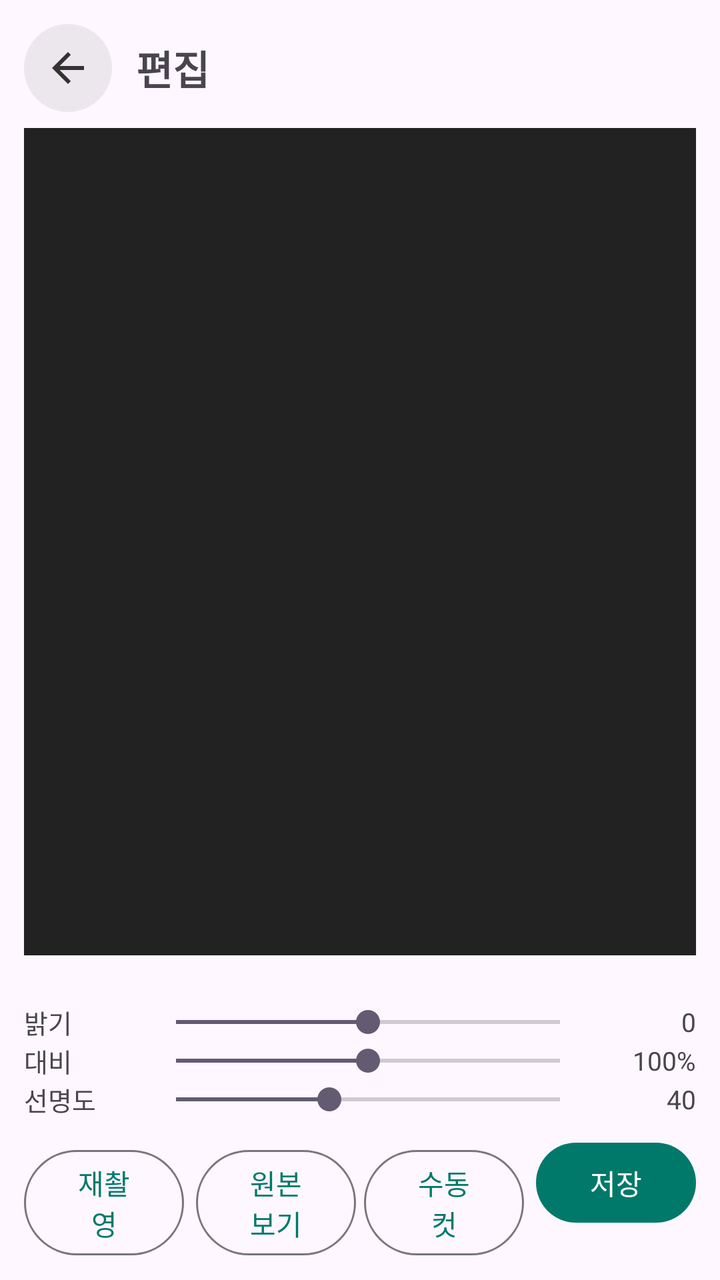
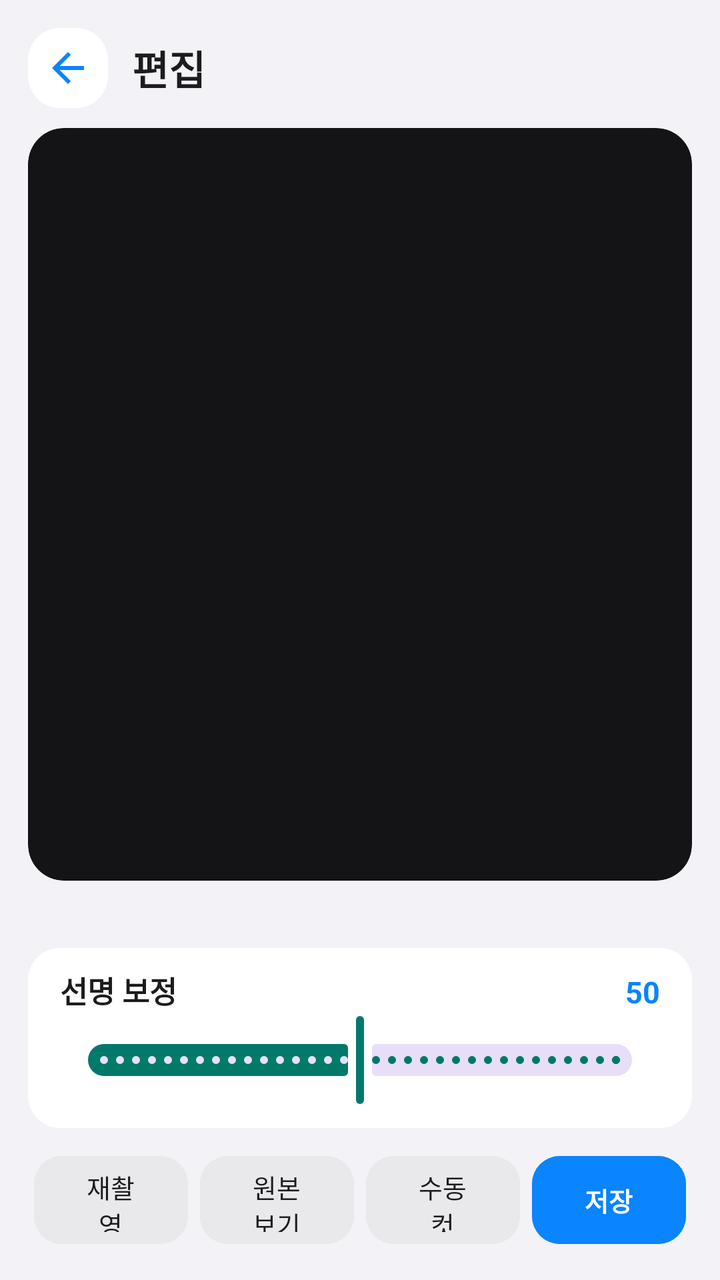

Two renders of the same Android screen: before a commit and after it. Below are the layout's source before the change and the commit's diff.
<!-- AndroidManifest.xml: application theme Theme.ReceiptCam -->
<!-- res/layout/activity_edit.xml -->
<?xml version="1.0" encoding="utf-8"?>
<LinearLayout xmlns:android="http://schemas.android.com/apk/res/android"
    android:layout_width="match_parent"
    android:layout_height="match_parent"
    android:fitsSystemWindows="true"
    android:orientation="vertical"
    android:padding="12dp">

    
    <LinearLayout
        android:layout_width="match_parent"
        android:layout_height="wrap_content"
        android:gravity="center_vertical"
        android:orientation="horizontal">

        <ImageButton
            android:id="@+id/btnBack"
            android:layout_width="44dp"
            android:layout_height="44dp"
            android:padding="10dp"
            android:background="@drawable/circle_bg"
            android:backgroundTint="#33000000"
            android:src="@drawable/ic_arrow_back"
            android:tint="#333333"
            android:contentDescription="back" />

        <TextView
            android:layout_width="wrap_content"
            android:layout_height="wrap_content"
            android:layout_marginStart="12dp"
            android:text="@string/edit_title"
            android:textSize="20sp"
            android:textStyle="bold" />
    </LinearLayout>

    <ImageView
        android:id="@+id/imageView"
        android:layout_width="match_parent"
        android:layout_height="0dp"
        android:layout_weight="1"
        android:layout_marginTop="8dp"
        android:adjustViewBounds="true"
        android:background="#222222"
        android:scaleType="fitCenter"
        android:contentDescription="preview" />

    <TextView
        android:id="@+id/noticeLabel"
        android:layout_width="match_parent"
        android:layout_height="wrap_content"
        android:layout_marginTop="6dp"
        android:textSize="13sp" />

    
    <LinearLayout
        android:layout_width="match_parent"
        android:layout_height="wrap_content"
        android:gravity="center_vertical"
        android:orientation="horizontal">

        <TextView
            android:layout_width="52dp"
            android:layout_height="wrap_content"
            android:text="@string/brightness"
            android:textSize="13sp" />

        <SeekBar
            android:id="@+id/seekBrightness"
            android:layout_width="0dp"
            android:layout_height="wrap_content"
            android:layout_weight="1"
            android:layout_marginHorizontal="8dp"
            android:max="200"
            android:progress="100" />

        <TextView
            android:id="@+id/valBrightness"
            android:layout_width="44dp"
            android:layout_height="wrap_content"
            android:gravity="end"
            android:text="0"
            android:textSize="13sp" />
    </LinearLayout>

    
    <LinearLayout
        android:layout_width="match_parent"
        android:layout_height="wrap_content"
        android:gravity="center_vertical"
        android:orientation="horizontal">

        <TextView
            android:layout_width="52dp"
            android:layout_height="wrap_content"
            android:text="@string/contrast"
            android:textSize="13sp" />

        <SeekBar
            android:id="@+id/seekContrast"
            android:layout_width="0dp"
            android:layout_height="wrap_content"
            android:layout_weight="1"
            android:layout_marginHorizontal="8dp"
            android:max="200"
            android:progress="100" />

        <TextView
            android:id="@+id/valContrast"
            android:layout_width="44dp"
            android:layout_height="wrap_content"
            android:gravity="end"
            android:text="100%"
            android:textSize="13sp" />
    </LinearLayout>

    
    <LinearLayout
        android:layout_width="match_parent"
        android:layout_height="wrap_content"
        android:gravity="center_vertical"
        android:orientation="horizontal">

        <TextView
            android:layout_width="52dp"
            android:layout_height="wrap_content"
            android:text="@string/sharpness"
            android:textSize="13sp" />

        <SeekBar
            android:id="@+id/seekSharp"
            android:layout_width="0dp"
            android:layout_height="wrap_content"
            android:layout_weight="1"
            android:layout_marginHorizontal="8dp"
            android:max="100"
            android:progress="40" />

        <TextView
            android:id="@+id/valSharp"
            android:layout_width="44dp"
            android:layout_height="wrap_content"
            android:gravity="end"
            android:text="40"
            android:textSize="13sp" />
    </LinearLayout>

    
    <LinearLayout
        android:layout_width="match_parent"
        android:layout_height="wrap_content"
        android:layout_marginTop="8dp"
        android:orientation="horizontal">

        <Button
            android:id="@+id/btnRetake"
            style="@style/Widget.Material3.Button.OutlinedButton"
            android:layout_width="0dp"
            android:layout_height="wrap_content"
            android:layout_weight="1"
            android:layout_marginEnd="4dp"
            android:text="@string/btn_retake" />

        <Button
            android:id="@+id/btnToggle"
            style="@style/Widget.Material3.Button.OutlinedButton"
            android:layout_width="0dp"
            android:layout_height="wrap_content"
            android:layout_weight="1"
            android:layout_marginHorizontal="2dp"
            android:text="@string/btn_toggle_original" />

        <Button
            android:id="@+id/btnManualCrop"
            style="@style/Widget.Material3.Button.OutlinedButton"
            android:layout_width="0dp"
            android:layout_height="wrap_content"
            android:layout_weight="1"
            android:layout_marginHorizontal="2dp"
            android:text="@string/btn_manual_crop" />

        <Button
            android:id="@+id/btnSave"
            android:layout_width="0dp"
            android:layout_height="wrap_content"
            android:layout_weight="1"
            android:layout_marginStart="4dp"
            android:text="@string/btn_save" />
    </LinearLayout>

</LinearLayout>
<!-- resources referenced by this layout -->
<resources>
  <!-- drawable circle_bg (drawable) -->
  <?xml version="1.0" encoding="utf-8"?>
  <shape xmlns:android="http://schemas.android.com/apk/res/android"
      android:shape="oval">
      <solid android:color="#59000000" />
  </shape>
  <!-- drawable ic_arrow_back (drawable) -->
  <?xml version="1.0" encoding="utf-8"?>
  <vector xmlns:android="http://schemas.android.com/apk/res/android"
      android:width="24dp"
      android:height="24dp"
      android:viewportWidth="24"
      android:viewportHeight="24">
      <path
          android:fillColor="#FFFFFF"
          android:pathData="M20,11H7.83l5.59-5.59L12,4l-8,8 8,8 1.41-1.41L7.83,13H20v-2z" />
  </vector>
  <string name="brightness">밝기</string>
  <string name="btn_manual_crop">수동 컷</string>
  <string name="btn_retake">재촬영</string>
  <string name="btn_save">저장</string>
  <string name="btn_toggle_original">원본 보기</string>
  <string name="contrast">대비</string>
  <string name="edit_title">편집</string>
  <string name="sharpness">선명도</string>
  <style name="Theme.ReceiptCam" parent="Theme.Material3.DayNight.NoActionBar">
          <item name="colorPrimary">@color/teal_700</item>
          <item name="colorOnPrimary">@color/white</item>
          <item name="android:statusBarColor">@android:color/transparent</item>
          <item name="android:navigationBarColor">@android:color/transparent</item>
      </style>
  <color name="teal_700">#00796B</color>
  <color name="white">#FFFFFF</color>
</resources>

<!-- the commit's change to res/layout/activity_edit.xml (unified diff, before → after) -->
@@ -1,10 +1,12 @@
 <?xml version="1.0" encoding="utf-8"?>
 <LinearLayout xmlns:android="http://schemas.android.com/apk/res/android"
+    xmlns:app="http://schemas.android.com/apk/res-auto"
     android:layout_width="match_parent"
     android:layout_height="match_parent"
     android:fitsSystemWindows="true"
     android:orientation="vertical"
-    android:padding="12dp">
+    android:background="@color/ios_bg"
+    android:padding="14dp">
 
     
     <LinearLayout
@@ -15,13 +17,12 @@
 
         <ImageButton
             android:id="@+id/btnBack"
-            android:layout_width="44dp"
-            android:layout_height="44dp"
-            android:padding="10dp"
-            android:background="@drawable/circle_bg"
-            android:backgroundTint="#33000000"
+            android:layout_width="40dp"
+            android:layout_height="40dp"
+            android:padding="9dp"
+            android:background="@drawable/bg_ios_card"
             android:src="@drawable/ic_arrow_back"
-            android:tint="#333333"
+            android:tint="@color/ios_blue"
             android:contentDescription="back" />
 
         <TextView
@@ -29,18 +30,21 @@
             android:layout_height="wrap_content"
             android:layout_marginStart="12dp"
             android:text="@string/edit_title"
+            android:textColor="@color/ios_label"
             android:textSize="20sp"
             android:textStyle="bold" />
     </LinearLayout>
 
+    
     <ImageView
         android:id="@+id/imageView"
         android:layout_width="match_parent"
         android:layout_height="0dp"
         android:layout_weight="1"
-        android:layout_marginTop="8dp"
-        android:adjustViewBounds="true"
-        android:background="#222222"
+        android:layout_marginTop="10dp"
+        android:adjustViewBounds="false"
+        android:background="@drawable/bg_ios_image"
+        android:clipToOutline="true"
         android:scaleType="fitCenter"
         android:contentDescription="preview" />
 
@@ -48,143 +52,111 @@
         android:id="@+id/noticeLabel"
         android:layout_width="match_parent"
         android:layout_height="wrap_content"
-        android:layout_marginTop="6dp"
+        android:layout_marginTop="8dp"
+        android:gravity="center"
+        android:textColor="@color/ios_secondary"
         android:textSize="13sp" />
 
     
     <LinearLayout
         android:layout_width="match_parent"
         android:layout_height="wrap_content"
-        android:gravity="center_vertical"
-        android:orientation="horizontal">
+        android:layout_marginTop="8dp"
+        android:background="@drawable/bg_ios_card"
+        android:orientation="vertical"
+        android:paddingHorizontal="16dp"
+        android:paddingVertical="10dp">
 
-        <TextView
-            android:layout_width="52dp"
+        <LinearLayout
+            android:layout_width="match_parent"
             android:layout_height="wrap_content"
-            android:text="@string/brightness"
-            android:textSize="13sp" />
+            android:orientation="horizontal">
 
-        <SeekBar
-            android:id="@+id/seekBrightness"
-            android:layout_width="0dp"
+            <TextView
+                android:layout_width="0dp"
+                android:layout_height="wrap_content"
+                android:layout_weight="1"
+                android:text="@string/adjust_label"
+                android:textColor="@color/ios_label"
+                android:textSize="15sp"
+                android:textStyle="bold" />
+
+            <TextView
+                android:id="@+id/valEnhance"
+                android:layout_width="wrap_content"
+                android:layout_height="wrap_content"
+                android:text="50"
+                android:textColor="@color/ios_blue"
+                android:textSize="15sp"
+                android:textStyle="bold" />
+        </LinearLayout>
+
+        <com.google.android.material.slider.Slider
+            android:id="@+id/sliderEnhance"
+            android:layout_width="match_parent"
             android:layout_height="wrap_content"
-            android:layout_weight="1"
-            android:layout_marginHorizontal="8dp"
-            android:max="200"
-            android:progress="100" />
-
-        <TextView
-            android:id="@+id/valBrightness"
-            android:layout_width="44dp"
-            android:layout_height="wrap_content"
-            android:gravity="end"
-            android:text="0"
-            android:textSize="13sp" />
+            android:stepSize="1"
+            android:valueFrom="0"
+            android:valueTo="100"
+            android:value="50" />
     </LinearLayout>
 
     
     <LinearLayout
         android:layout_width="match_parent"
-        android:layout_height="wrap_content"
-        android:gravity="center_vertical"
-        android:orientation="horizontal">
-
-        <TextView
-            android:layout_width="52dp"
-            android:layout_height="wrap_content"
-            android:text="@string/contrast"
-            android:textSize="13sp" />
-
-        <SeekBar
-            android:id="@+id/seekContrast"
-            android:layout_width="0dp"
-            android:layout_height="wrap_content"
-            android:layout_weight="1"
-            android:layout_marginHorizontal="8dp"
-            android:max="200"
-            android:progress="100" />
-
-        <TextView
-            android:id="@+id/valContrast"
-            android:layout_width="44dp"
-            android:layout_height="wrap_content"
-            android:gravity="end"
-            android:text="100%"
-            android:textSize="13sp" />
-    </LinearLayout>
-
-    
-    <LinearLayout
-        android:layout_width="match_parent"
-        android:layout_height="wrap_content"
-        android:gravity="center_vertical"
-        android:orientation="horizontal">
-
-        <TextView
-            android:layout_width="52dp"
-            android:layout_height="wrap_content"
-            android:text="@string/sharpness"
-            android:textSize="13sp" />
-
-        <SeekBar
-            android:id="@+id/seekSharp"
-            android:layout_width="0dp"
-            android:layout_height="wrap_content"
-            android:layout_weight="1"
-            android:layout_marginHorizontal="8dp"
-            android:max="100"
-            android:progress="40" />
-
-        <TextView
-            android:id="@+id/valSharp"
-            android:layout_width="44dp"
-            android:layout_height="wrap_content"
-            android:gravity="end"
-            android:text="40"
-            android:textSize="13sp" />
-    </LinearLayout>
-
-    
-    <LinearLayout
-        android:layout_width="match_parent"
-        android:layout_height="wrap_content"
-        android:layout_marginTop="8dp"
+        android:layout_height="52dp"
+        android:layout_marginTop="10dp"
+        android:gravity="center"
         android:orientation="horizontal">
 
         <Button
             android:id="@+id/btnRetake"
-            style="@style/Widget.Material3.Button.OutlinedButton"
             android:layout_width="0dp"
-            android:layout_height="wrap_content"
+            android:layout_height="52dp"
             android:layout_weight="1"
-            android:layout_marginEnd="4dp"
-            android:text="@string/btn_retake" />
+            android:layout_marginHorizontal="3dp"
+            android:backgroundTint="@color/ios_gray_btn"
+            android:text="@string/btn_retake"
+            android:textColor="@color/ios_label"
+            android:textSize="13sp"
+            app:cornerRadius="14dp" />
 
         <Button
             android:id="@+id/btnToggle"
-            style="@style/Widget.Material3.Button.OutlinedButton"
             android:layout_width="0dp"
-            android:layout_height="wrap_content"
+            android:layout_height="52dp"
             android:layout_weight="1"
-            android:layout_marginHorizontal="2dp"
-            android:text="@string/btn_toggle_original" />
+            android:layout_marginHorizontal="3dp"
+            android:backgroundTint="@color/ios_gray_btn"
+            android:text="@string/btn_toggle_original"
+            android:textColor="@color/ios_label"
+            android:textSize="13sp"
+            app:cornerRadius="14dp" />
 
         <Button
             android:id="@+id/btnManualCrop"
-            style="@style/Widget.Material3.Button.OutlinedButton"
             android:layout_width="0dp"
-            android:layout_height="wrap_content"
+            android:layout_height="52dp"
             android:layout_weight="1"
-            android:layout_marginHorizontal="2dp"
-            android:text="@string/btn_manual_crop" />
+            android:layout_marginHorizontal="3dp"
+            android:backgroundTint="@color/ios_gray_btn"
+            android:text="@string/btn_manual_crop"
+            android:textColor="@color/ios_label"
+            android:textSize="13sp"
+            app:cornerRadius="14dp" />
 
         <Button
             android:id="@+id/btnSave"
             android:layout_width="0dp"
-            android:layout_height="wrap_content"
+            android:layout_height="52dp"
             android:layout_weight="1"
-            android:layout_marginStart="4dp"
-            android:text="@string/btn_save" />
+            android:layout_marginHorizontal="3dp"
+            android:backgroundTint="@color/ios_blue"
+            android:text="@string/btn_save"
+            android:textColor="@color/white"
+            android:textSize="13sp"
+            android:textStyle="bold"
+            app:cornerRadius="14dp" />
     </LinearLayout>
 
 </LinearLayout>
<!-- resource entries referenced after the edit -->
@@ -1,11 +1,10 @@
 <!-- resources referenced by this layout -->
 <resources>
-  <!-- drawable circle_bg (drawable) -->
-  <?xml version="1.0" encoding="utf-8"?>
-  <shape xmlns:android="http://schemas.android.com/apk/res/android"
-      android:shape="oval">
-      <solid android:color="#59000000" />
-  </shape>
+  <color name="ios_bg">#F2F2F7</color>
+  <color name="ios_blue">#0A84FF</color>
+  <color name="ios_gray_btn">#E9E9EB</color>
+  <color name="ios_label">#1C1C1E</color>
+  <color name="ios_secondary">#6E6E73</color>
   <!-- drawable ic_arrow_back (drawable) -->
   <?xml version="1.0" encoding="utf-8"?>
   <vector xmlns:android="http://schemas.android.com/apk/res/android"
@@ -17,21 +16,35 @@
           android:fillColor="#FFFFFF"
           android:pathData="M20,11H7.83l5.59-5.59L12,4l-8,8 8,8 1.41-1.41L7.83,13H20v-2z" />
   </vector>
-  <string name="brightness">밝기</string>
+  <string name="adjust_label">선명 보정</string>
   <string name="btn_manual_crop">수동 컷</string>
   <string name="btn_retake">재촬영</string>
   <string name="btn_save">저장</string>
   <string name="btn_toggle_original">원본 보기</string>
-  <string name="contrast">대비</string>
   <string name="edit_title">편집</string>
-  <string name="sharpness">선명도</string>
   <style name="Theme.ReceiptCam" parent="Theme.Material3.DayNight.NoActionBar">
           <item name="colorPrimary">@color/teal_700</item>
           <item name="colorOnPrimary">@color/white</item>
           <item name="android:statusBarColor">@android:color/transparent</item>
           <item name="android:navigationBarColor">@android:color/transparent</item>
       </style>
+  <color name="ios_card">#FFFFFF</color>
+  <color name="ios_image_bg">#141416</color>
   <color name="teal_700">#00796B</color>
   <color name="white">#FFFFFF</color>
+  <!-- drawable bg_ios_card (drawable) -->
+  <?xml version="1.0" encoding="utf-8"?>
+  <shape xmlns:android="http://schemas.android.com/apk/res/android"
+      android:shape="rectangle">
+      <solid android:color="@color/ios_card" />
+      <corners android:radius="16dp" />
+  </shape>
+  <!-- drawable bg_ios_image (drawable) -->
+  <?xml version="1.0" encoding="utf-8"?>
+  <shape xmlns:android="http://schemas.android.com/apk/res/android"
+      android:shape="rectangle">
+      <solid android:color="@color/ios_image_bg" />
+      <corners android:radius="18dp" />
+  </shape>
 </resources>
 
